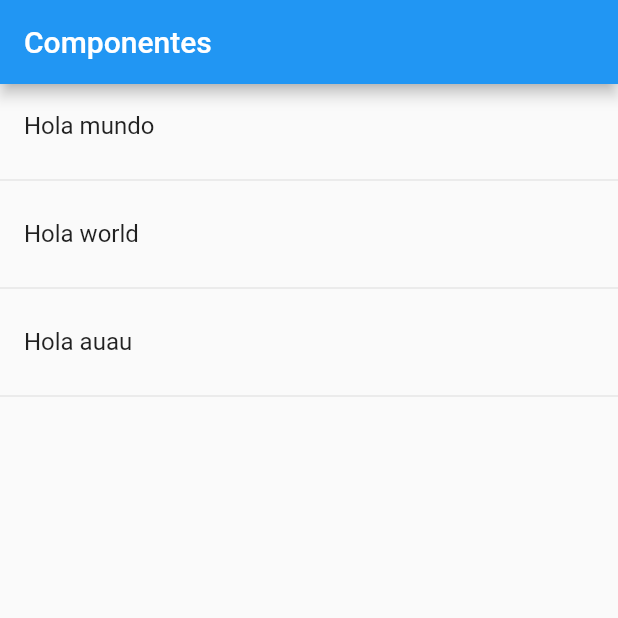
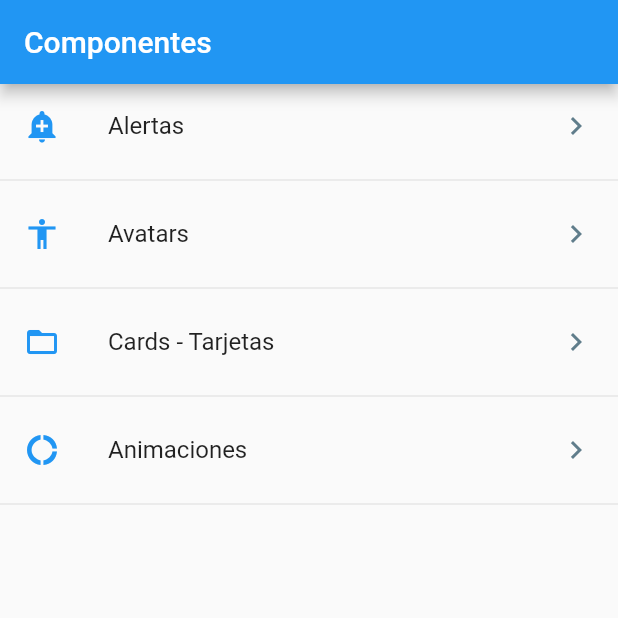
Before and after one commit to f3rran/curso_flutter, a Flutter app: the screen it shows after launch, on a phone screen of 412 x 824 dp, the top half of it. Run offline on Flutter 3.47's test engine with Material 2 defaults, Android fonts, the phone set to English and light mode, and no system bars.

Commit message:
Avanzada sección de componentes

```diff
--- a/componentes/data/menu_opts.json
+++ b/componentes/data/menu_opts.json
@@ -15,6 +15,11 @@
             "ruta" : "card",
             "icon" : "folder_open",
             "texto": "Cards - Tarjetas"
+        },
+        {
+            "ruta": "animatedContainer",
+            "icon": "donut_large",
+            "texto": "Animaciones"
         }
     ]
 }
--- a/componentes/lib/main.dart
+++ b/componentes/lib/main.dart
@@ -1,6 +1,7 @@
+import 'package:componentes/src/routes/routes.dart';
 import 'package:flutter/material.dart';
 
-import 'package:componentes/src/pages/home_page.dart';
+import 'package:componentes/src/pages/alert_page.dart';
 
 void main() => runApp(MyApp());
 
@@ -10,7 +11,15 @@ class MyApp extends StatelessWidget {
     return MaterialApp(
       title: 'Componentes App',
       debugShowCheckedModeBanner: false,
-      home: HomePage(),
+      //home: HomePage(),
+      initialRoute: '/',
+      routes: getApplicationRoutes(),
+      onGenerateRoute: (RouteSettings settings){
+        print('Ruta llamada: ${settings.name}');
+        return MaterialPageRoute(
+          builder: (BuildContext context) => AlertPage()
+        );
+      },
     );
   }
 }
--- a/componentes/lib/src/pages/home_page.dart
+++ b/componentes/lib/src/pages/home_page.dart
@@ -1,6 +1,8 @@
 import 'package:flutter/material.dart';
 
 import 'package:componentes/src/providers/menu_provider.dart';
+import 'package:componentes/src/utils/icono_string_util.dart';
+import 'package:componentes/src/pages/alert_page.dart';
 
 class HomePage extends StatelessWidget {
 
@@ -18,22 +20,48 @@ class HomePage extends StatelessWidget {
   }
 
   Widget _lista() {
-    print(menuProvider.opciones);
-    return ListView(
-      children: _listaItems(),
+    //print(menuProvider.opciones);
+    //menuProvider.cargarData()
+
+    return FutureBuilder(
+      future: menuProvider.cargarData(),
+      initialData: [],
+      builder: (context, AsyncSnapshot<List<dynamic>> snapshot) {
+        print(snapshot.data);
+        return ListView(
+          children: _listaItems(snapshot.data, context),
+        );
+      },
     );
+
   }
 
-  List<Widget>_listaItems() {
+  List<Widget>_listaItems(List<dynamic>? data, BuildContext context) {
 
-    return [
-      ListTile( title: Text('Hola mundo'),),
-      Divider(),
-      ListTile( title: Text('Hola world'),),
-      Divider(),
-      ListTile( title: Text('Hola auau'),),
-      Divider(),
-    ];
+    final List<Widget> opciones = [];
+
+    data!.forEach((element) {
+      final widgetTemp = ListTile(
+        title: Text(element['texto']),
+        leading: getIcon(element['icon']),
+        trailing: Icon(Icons.keyboard_arrow_right, color: Colors.blueGrey,),
+        onTap: (){
+
+          Navigator.pushNamed(context, element['ruta']);
+
+          /*final route = MaterialPageRoute(
+            builder: (context) => AlertPage()
+          );
+
+          Navigator.push(context, route);*/
+        },
+      );
+
+      opciones..add(widgetTemp)
+              ..add(Divider());
+    });
+
+    return opciones;
 
   }
 }
--- a/componentes/lib/src/providers/menu_provider.dart
+++ b/componentes/lib/src/providers/menu_provider.dart
@@ -14,7 +14,6 @@ class _MenuProvider {
      final resp = await rootBundle.loadString('data/menu_opts.json');
 
      Map dataMap = json.decode(resp);
-        //print(dataMap['nombreApp']);
         opciones = dataMap['rutas'];
 
     return opciones;
--- /dev/null
+++ b/componentes/lib/src/routes/routes.dart
@@ -0,0 +1,18 @@
+import 'package:flutter/material.dart';
+import 'package:componentes/src/pages/alert_page.dart';
+import 'package:componentes/src/pages/avatar_page.dart';
+import 'package:componentes/src/pages/home_page.dart';
+import 'package:componentes/src/pages/card_page.dart';
+import 'package:componentes/src/pages/animated_container.dart';
+
+Map<String, WidgetBuilder> getApplicationRoutes(){
+  final rutas = <String, WidgetBuilder>{
+    '/': (BuildContext context) => HomePage(),
+    'avatar': (BuildContext context) => AvatarPage(),
+    'alert': (BuildContext context) => AlertPage(),
+    'card': (BuildContext context) => CardPage(),
+    'animatedContainer': (BuildContext context) => AnimatedContainerPage(),
+  };
+
+  return rutas;
+}
--- /dev/null
+++ b/componentes/lib/src/utils/icono_string_util.dart
@@ -0,0 +1,13 @@
+import 'package:flutter/material.dart';
+
+final _icons = <String, IconData> {
+  'add_alert' : Icons.add_alert,
+  'accessibility' : Icons.accessibility,
+  'folder_open' : Icons.folder_open,
+  'donut_large': Icons.donut_large,
+};
+
+Icon getIcon( String nombreIcono){
+
+  return Icon(_icons[nombreIcono], color: Colors.blue,);
+}
--- a/componentes/pubspec.yaml
+++ b/componentes/pubspec.yaml
@@ -47,6 +47,7 @@ flutter:
   # To add assets to your application, add an assets section, like this:
   assets:
     - data/menu_opts.json
+    - assets/
   #   - images/a_dot_ham.jpeg
 
   # An image asset can refer to one or more resolution-specific "variants", see
```
Also changed, not shown: componentes/lib/src/pages/alert_page.dart (added, +52 -0 lines), componentes/lib/src/pages/animated_container.dart (added, +61 -0 lines), componentes/lib/src/pages/avatar_page.dart (added, +34 -0 lines), componentes/lib/src/pages/card_page.dart (added, +111 -0 lines), componentes/assets/jar-loading.gif (added).
